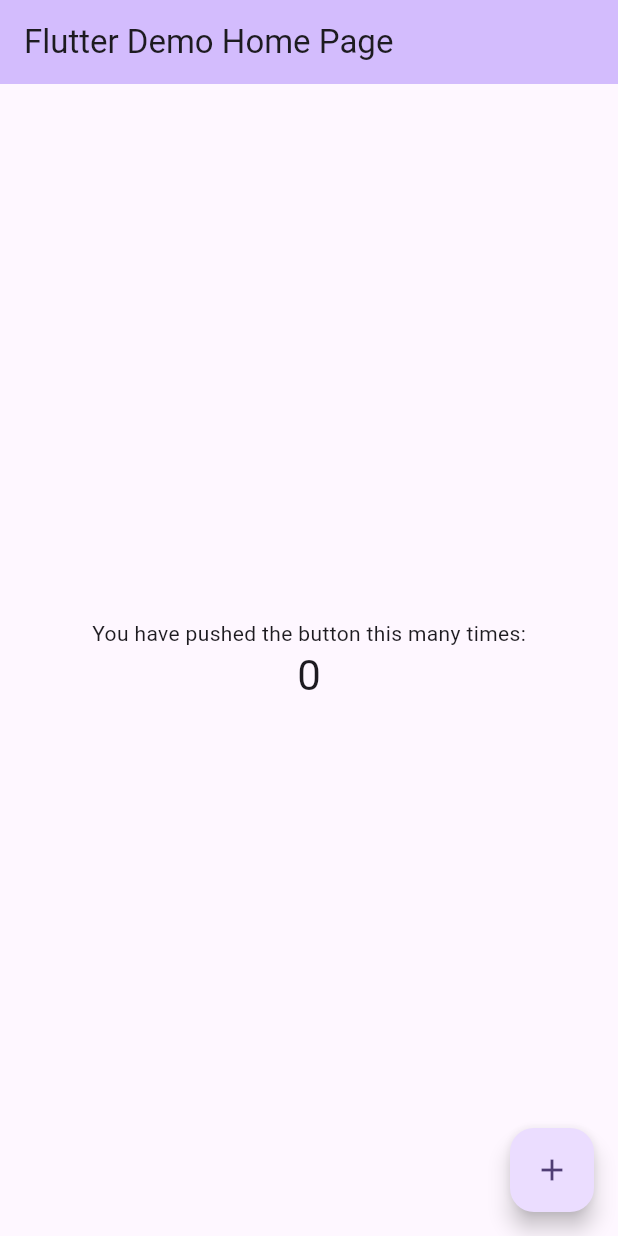
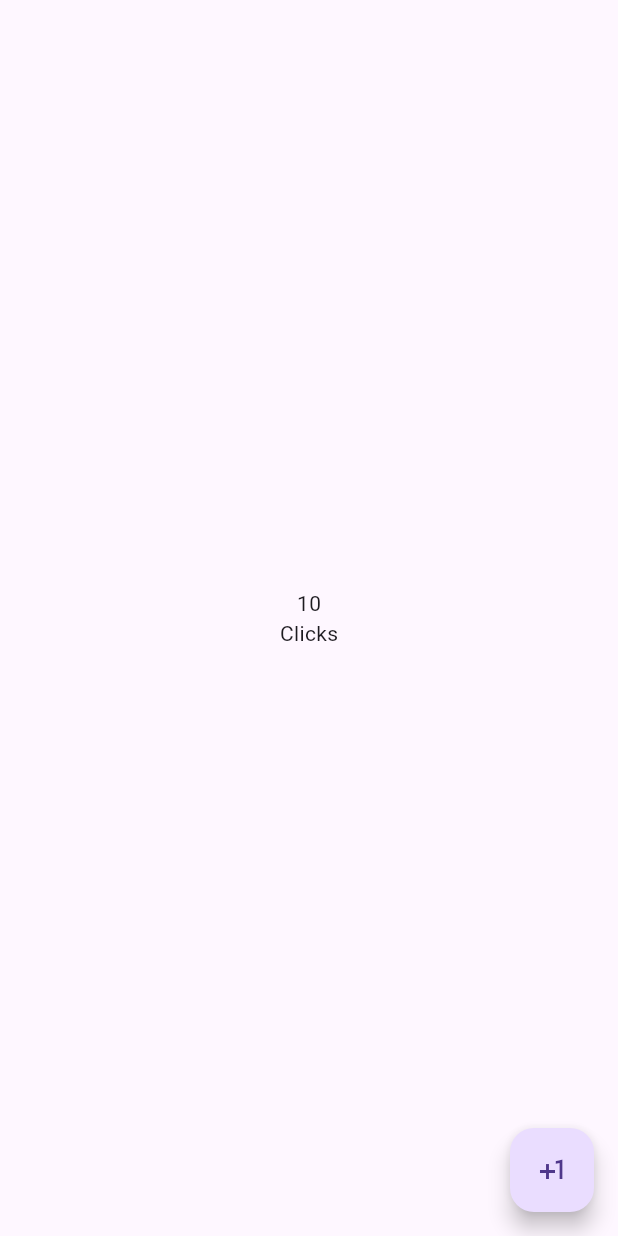
Before and after one commit to jgregoriorincon/flutter_counter, a Flutter app: the screen it shows after launch, on a phone screen of 412 x 824 dp. Run offline on Flutter 3.47's test engine with Material 3 defaults, Android fonts, the phone set to English and light mode, and no system bars.

Commit message:
Counter Screen

```diff
--- a/lib/main.dart
+++ b/lib/main.dart
@@ -1,122 +1,18 @@
 import 'package:flutter/material.dart';
+import 'package:flutter_counter/presentation/screens/counter_screen.dart';
 
 void main() {
-  runApp(const MyApp());
+  runApp(MyApp());
 }
 
 class MyApp extends StatelessWidget {
   const MyApp({super.key});
 
-  // This widget is the root of your application.
   @override
   Widget build(BuildContext context) {
     return MaterialApp(
-      title: 'Flutter Demo',
-      theme: ThemeData(
-        // This is the theme of your application.
-        //
-        // TRY THIS: Try running your application with "flutter run". You'll see
-        // the application has a purple toolbar. Then, without quitting the app,
-        // try changing the seedColor in the colorScheme below to Colors.green
-        // and then invoke "hot reload" (save your changes or press the "hot
-        // reload" button in a Flutter-supported IDE, or press "r" if you used
-        // the command line to start the app).
-        //
-        // Notice that the counter didn't reset back to zero; the application
-        // state is not lost during the reload. To reset the state, use hot
-        // restart instead.
-        //
-        // This works for code too, not just values: Most code changes can be
-        // tested with just a hot reload.
-        colorScheme: ColorScheme.fromSeed(seedColor: Colors.deepPurple),
-      ),
-      home: const MyHomePage(title: 'Flutter Demo Home Page'),
+      debugShowCheckedModeBanner: false,
+      home: CounterScreen(),
     );
   }
 }
-
-class MyHomePage extends StatefulWidget {
-  const MyHomePage({super.key, required this.title});
-
-  // This widget is the home page of your application. It is stateful, meaning
-  // that it has a State object (defined below) that contains fields that affect
-  // how it looks.
-
-  // This class is the configuration for the state. It holds the values (in this
-  // case the title) provided by the parent (in this case the App widget) and
-  // used by the build method of the State. Fields in a Widget subclass are
-  // always marked "final".
-
-  final String title;
-
-  @override
-  State<MyHomePage> createState() => _MyHomePageState();
-}
-
-class _MyHomePageState extends State<MyHomePage> {
-  int _counter = 0;
-
-  void _incrementCounter() {
-    setState(() {
-      // This call to setState tells the Flutter framework that something has
-      // changed in this State, which causes it to rerun the build method below
-      // so that the display can reflect the updated values. If we changed
-      // _counter without calling setState(), then the build method would not be
-      // called again, and so nothing would appear to happen.
-      _counter++;
-    });
-  }
-
-  @override
-  Widget build(BuildContext context) {
-    // This method is rerun every time setState is called, for instance as done
-    // by the _incrementCounter method above.
-    //
-    // The Flutter framework has been optimized to make rerunning build methods
-    // fast, so that you can just rebuild anything that needs updating rather
-    // than having to individually change instances of widgets.
-    return Scaffold(
-      appBar: AppBar(
-        // TRY THIS: Try changing the color here to a specific color (to
-        // Colors.amber, perhaps?) and trigger a hot reload to see the AppBar
-        // change color while the other colors stay the same.
-        backgroundColor: Theme.of(context).colorScheme.inversePrimary,
-        // Here we take the value from the MyHomePage object that was created by
-        // the App.build method, and use it to set our appbar title.
-        title: Text(widget.title),
-      ),
-      body: Center(
-        // Center is a layout widget. It takes a single child and positions it
-        // in the middle of the parent.
-        child: Column(
-          // Column is also a layout widget. It takes a list of children and
-          // arranges them vertically. By default, it sizes itself to fit its
-          // children horizontally, and tries to be as tall as its parent.
-          //
-          // Column has various properties to control how it sizes itself and
-          // how it positions its children. Here we use mainAxisAlignment to
-          // center the children vertically; the main axis here is the vertical
-          // axis because Columns are vertical (the cross axis would be
-          // horizontal).
-          //
-          // TRY THIS: Invoke "debug painting" (choose the "Toggle Debug Paint"
-          // action in the IDE, or press "p" in the console), to see the
-          // wireframe for each widget.
-          mainAxisAlignment: MainAxisAlignment.center,
-          children: <Widget>[
-            const Text('You have pushed the button this many times:'),
-            Text(
-              '$_counter',
-              style: Theme.of(context).textTheme.headlineMedium,
-            ),
-          ],
-        ),
-      ),
-      floatingActionButton: FloatingActionButton(
-        onPressed: _incrementCounter,
-        tooltip: 'Increment',
-        child: const Icon(Icons.add),
-      ), // This trailing comma makes auto-formatting nicer for build methods.
-    );
-  }
-}
--- /dev/null
+++ b/lib/presentation/screens/counter_screen.dart
@@ -0,0 +1,21 @@
+import 'package:flutter/material.dart';
+
+class CounterScreen extends StatelessWidget {
+  const CounterScreen({super.key});
+
+  @override
+  Widget build(BuildContext context) {
+    return Scaffold(
+      body: Center(
+        child: Column(
+          mainAxisAlignment: MainAxisAlignment.center,
+          children: [Text('10'), Text('Clicks')],
+        ),
+      ),
+      floatingActionButton: FloatingActionButton(
+        onPressed: () {},
+        child: const Icon(Icons.plus_one),
+      ),
+    );
+  }
+}
```
